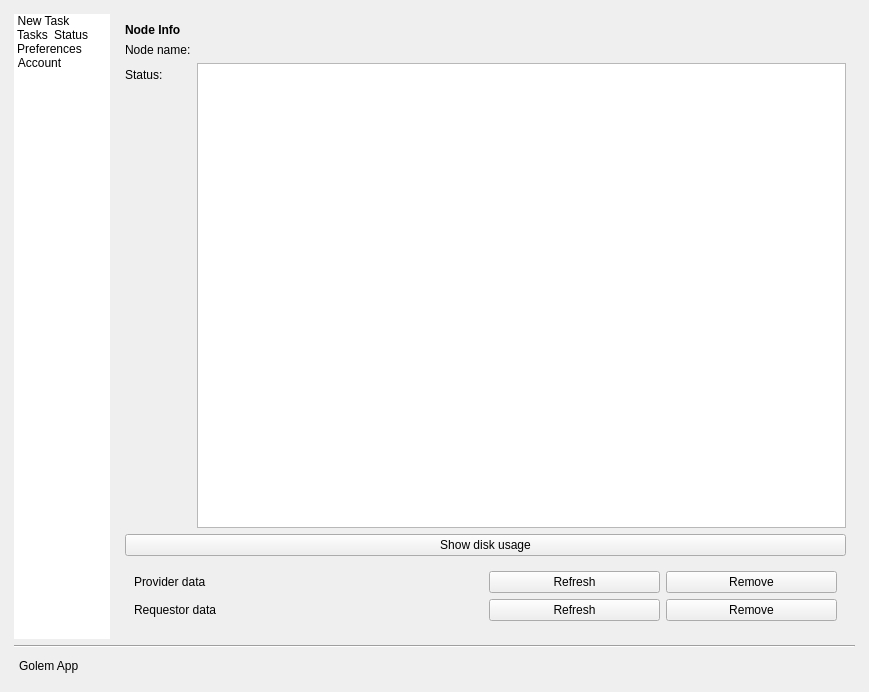
Old version of the form gnr/ui/AppMainWindow.ui in the repository golemfactory/clay.
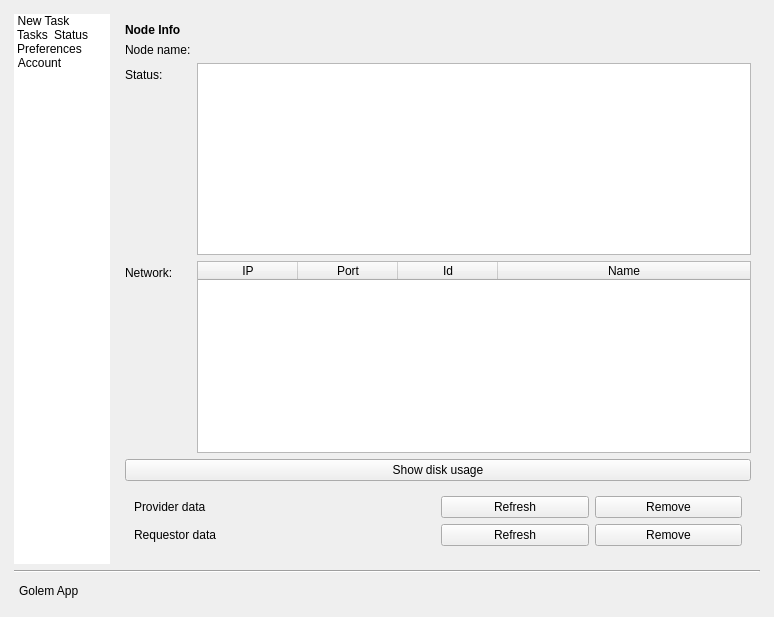
New version of the form. The open tabs and pages were chosen to show the change. Icons and pictures are not drawn. Custom widgets are drawn as their Qt base class.

Commit message: GUI: peer table in the 'Status' tab

The edit to the form file:
```diff
--- a/gnr/ui/AppMainWindow.ui
+++ b/gnr/ui/AppMainWindow.ui
@@ -2,14 +2,6 @@
 <ui version="4.0">
  <class>MainWindow</class>
  <widget class="QMainWindow" name="MainWindow">
-  <property name="geometry">
-   <rect>
-    <x>0</x>
-    <y>0</y>
-    <width>869</width>
-    <height>692</height>
-   </rect>
-  </property>
   <property name="sizePolicy">
    <sizepolicy hsizetype="MinimumExpanding" vsizetype="MinimumExpanding">
     <horstretch>0</horstretch>
@@ -1268,6 +1260,67 @@
                 <item row="1" column="1">
                  <widget class="QTextBrowser" name="statusTextBrowser"/>
                 </item>
+                <item row="2" column="0">
+                 <widget class="QLabel" name="label_61">
+                  <property name="text">
+                   <string>Network:</string>
+                  </property>
+                 </widget>
+                </item>
+                <item row="2" column="1">
+                 <widget class="QTableWidget" name="connectedPeersTable">
+                  <property name="frameShape">
+                   <enum>QFrame::StyledPanel</enum>
+                  </property>
+                  <property name="frameShadow">
+                   <enum>QFrame::Sunken</enum>
+                  </property>
+                  <property name="alternatingRowColors">
+                   <bool>true</bool>
+                  </property>
+                  <property name="selectionBehavior">
+                   <enum>QAbstractItemView::SelectItems</enum>
+                  </property>
+                  <property name="verticalScrollMode">
+                   <enum>QAbstractItemView::ScrollPerPixel</enum>
+                  </property>
+                  <property name="sortingEnabled">
+                   <bool>false</bool>
+                  </property>
+                  <property name="rowCount">
+                   <number>0</number>
+                  </property>
+                  <property name="columnCount">
+                   <number>4</number>
+                  </property>
+                  <attribute name="horizontalHeaderStretchLastSection">
+                   <bool>true</bool>
+                  </attribute>
+                  <attribute name="verticalHeaderStretchLastSection">
+                   <bool>false</bool>
+                  </attribute>
+                  <column>
+                   <property name="text">
+                    <string>IP</string>
+                   </property>
+                  </column>
+                  <column>
+                   <property name="text">
+                    <string>Port</string>
+                   </property>
+                  </column>
+                  <column>
+                   <property name="text">
+                    <string>Id</string>
+                   </property>
+                  </column>
+                  <column>
+                   <property name="text">
+                    <string>Name</string>
+                   </property>
+                  </column>
+                 </widget>
+                </item>
                </layout>
               </item>
              </layout>
```
Left out of the diff: 2 changed lines with no effect on the pictures. The commit also changes 2 other files.
